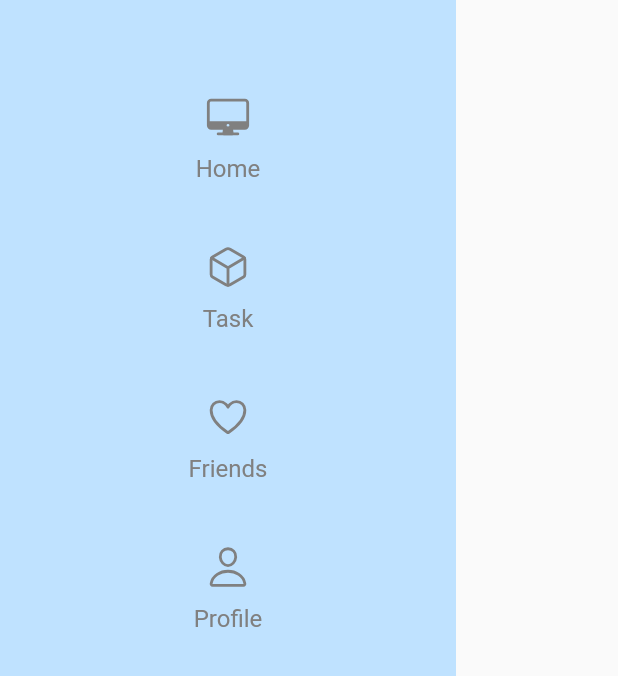
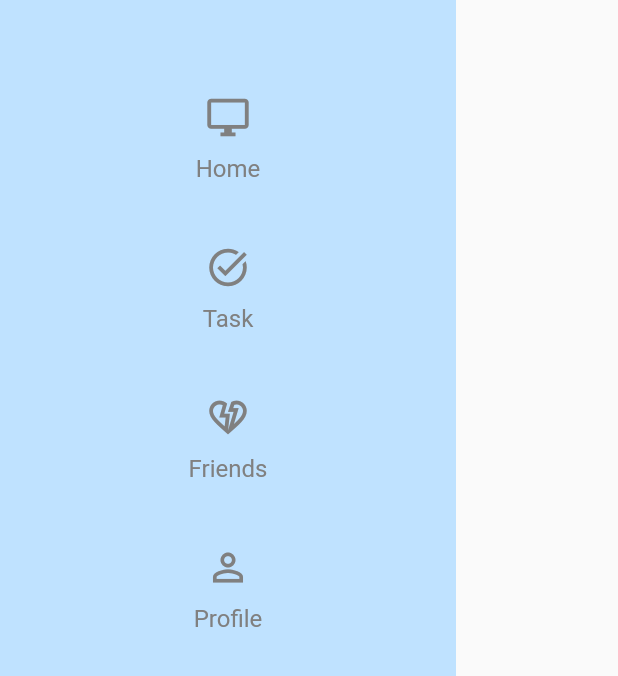
Before and after one commit to Satriawahyuk/task_management_app, a Flutter app: the SideBar widget shown alone on an empty page, opened directly, on a phone screen of 412 x 824 dp. Shown: the part 138-814 px from the top of the screen. Run offline on Flutter 3.47's test engine with Material 2 defaults, Android fonts, the light colour scheme and no system bars; our stand-ins replace get, ionicons; missing offline and left inert: dart:js; network calls fail.

Commit message:
fix overflowed header & icons

```diff
--- a/lib/app/modules/friends/views/friends_view.dart
+++ b/lib/app/modules/friends/views/friends_view.dart
@@ -152,7 +152,7 @@ class FriendsView extends GetView<FriendsController> {
                                               ),
                                             ),
                                             child: Icon(
-                                              Ionicons.add_circle_outline,
+                                              Icons.add_circle_outline,
                                             )),
                                       ),
                                     ),
--- a/lib/app/modules/task/views/task_view.dart
+++ b/lib/app/modules/task/views/task_view.dart
@@ -225,7 +225,7 @@ class TaskView extends GetView<TaskController> {
             );
           },
           label: Text('Add Task'),
-          icon: Icon(Ionicons.add),
+          icon: const Icon(Icons.add),
         ),
       ),
     );
--- a/lib/app/utils/widget/myfriends.dart
+++ b/lib/app/utils/widget/myfriends.dart
@@ -40,7 +40,7 @@ class MyFriends extends StatelessWidget {
                     ),
                   ),
                   Icon(
-                    Ionicons.chevron_forward,
+                    Icons.chevron_right,
                     color: AppColors.primaryText,
                   )
                 ],
--- a/lib/app/utils/widget/sideBar.dart
+++ b/lib/app/utils/widget/sideBar.dart
@@ -51,8 +51,8 @@ class SideBar extends StatelessWidget {
                               : const BoxDecoration(),
                           child: Icon(
                             Get.currentRoute == '/home'
-                                ? Ionicons.desktop
-                                : Ionicons.desktop_outline,
+                                ? Icons.desktop_windows
+                                : Icons.desktop_windows_outlined,
                             color: AppColors.primaryText,
                             size: 30,
                           ),
@@ -90,8 +90,8 @@ class SideBar extends StatelessWidget {
                               : const BoxDecoration(),
                           child: Icon(
                             Get.currentRoute == '/task'
-                                ? Ionicons.cube
-                                : Ionicons.cube_outline,
+                                ? Icons.task
+                                : Icons.task_alt_outlined,
                             color: AppColors.primaryText,
                             size: 30,
                           ),
@@ -129,8 +129,8 @@ class SideBar extends StatelessWidget {
                               : const BoxDecoration(),
                           child: Icon(
                             Get.currentRoute == '/friends'
-                                ? Ionicons.heart
-                                : Ionicons.heart_outline,
+                                ? Icons.heart_broken_sharp
+                                : Icons.heart_broken_outlined,
                             color: AppColors.primaryText,
                             size: 30,
                           ),
@@ -168,8 +168,8 @@ class SideBar extends StatelessWidget {
                               : const BoxDecoration(),
                           child: Icon(
                             Get.currentRoute == '/profile'
-                                ? Ionicons.person
-                                : Ionicons.person_outline,
+                                ? Icons.person
+                                : Icons.person_outline,
                             color: AppColors.primaryText,
                             size: 30,
                           ),
```
Also changed, not shown: lib/app/utils/widget/header.dart (+6 -6 lines).
